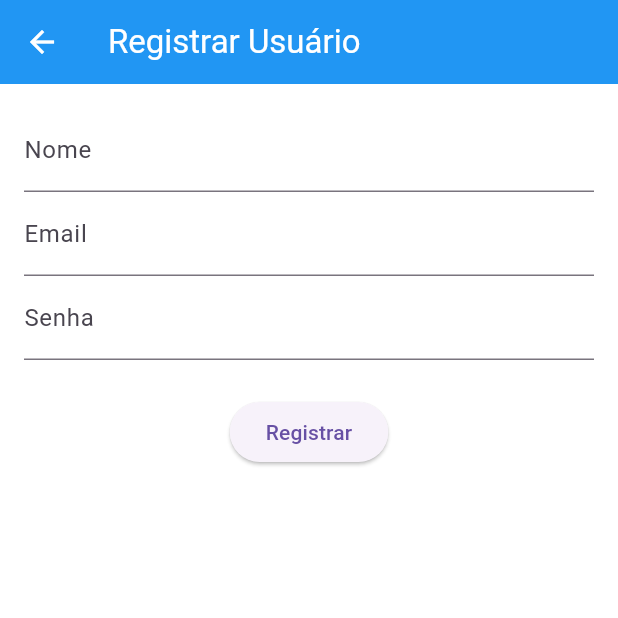
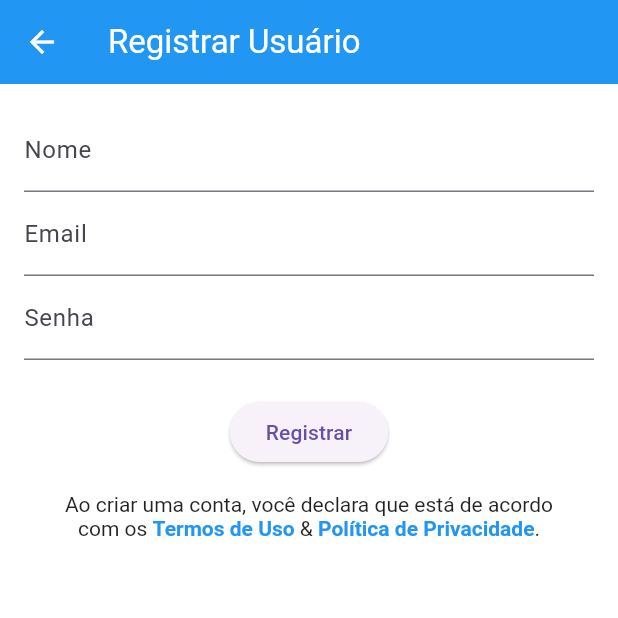
Before and after one commit to RicardoHSimoni/atividade-4, a Flutter app: the LoginScreen screen opened directly, after a tap on "Entrar", after a tap on "Registrar-se", on a phone screen of 412 x 824 dp, the top half of it. Run offline on Flutter 3.47's test engine with Material 3 defaults, Android fonts, the phone set to English and light mode, and no system bars; our stand-ins replace shared_preferences, sqflite; missing offline and left inert: expandable_cardview; accounts and stored records are empty; statements that could not run were skipped.

Commit message:
Adicionei o campo termos de consentimento e tornei a senha visível

```diff
--- a/atividade_final/lib/screens/login_screen.dart
+++ b/atividade_final/lib/screens/login_screen.dart
@@ -15,9 +15,13 @@ class LoginScreen extends StatefulWidget {
 
 class _LoginScreenState extends State<LoginScreen> {
   @override
+
+  bool _obscurePassword = true; // Adicione isso no início do State
+
   void initState() {
     super.initState();
     _carregarEmailSalvo();
+
   }
 
   void _carregarEmailSalvo() async {
@@ -115,10 +119,23 @@ class _LoginScreenState extends State<LoginScreen> {
                   return null;
                 },
               ),
+
             TextFormField(
               controller: _senhaController,
-                decoration: const InputDecoration(labelText: 'Senha'),
-                obscureText: true,
+              decoration: InputDecoration(
+                labelText: 'Senha',
+                suffixIcon: IconButton(
+                  icon: Icon(
+                    _obscurePassword ? Icons.visibility_off : Icons.visibility,
+                  ),
+                  onPressed: () {
+                    setState(() {
+                      _obscurePassword = !_obscurePassword;
+                    });
+                  },
+                ),
+              ),
+              obscureText: _obscurePassword,
               validator: (value) {
                 if (value == null || value.isEmpty) {
                   return 'Informe sua senha';
@@ -126,6 +143,7 @@ class _LoginScreenState extends State<LoginScreen> {
                 return null;
               },
               ),
+
               const SizedBox(height: 20),
               ElevatedButton(
                 onPressed: _login,
@@ -139,6 +157,7 @@ class _LoginScreenState extends State<LoginScreen> {
                 onPressed: _goToForgotPassword,
                 child: const Text('Esqueci minha senha'),
               ),
+
               CheckboxListTile(
                 title: const Text('Lembrar usuário'),
                 value: _lembrarUsuario,
--- a/atividade_final/lib/screens/register_screen.dart
+++ b/atividade_final/lib/screens/register_screen.dart
@@ -73,6 +73,32 @@ class _RegisterScreenState extends State<RegisterScreen> {
                 onPressed: _register,
                 child: const Text('Registrar'),
               ),
+                            // ...existing code...
+              SizedBox(height: 16),
+              // Frase de termos de uso e política de privacidade
+              Padding(
+                padding: const EdgeInsets.symmetric(horizontal: 24.0),
+                child: RichText(
+                  textAlign: TextAlign.center,
+                  text: TextSpan(
+                    style: TextStyle(color: Colors.black87, fontSize: 14),
+                    children: [
+                      TextSpan(text: 'Ao criar uma conta, você declara que está de acordo com os '),
+                      TextSpan(
+                        text: 'Termos de Uso',
+                        style: TextStyle(color: Colors.blue, fontWeight: FontWeight.bold),
+                      ),
+                      TextSpan(text: ' & '),
+                      TextSpan(
+                        text: 'Política de Privacidade',
+                        style: TextStyle(color: Colors.blue, fontWeight: FontWeight.bold),
+                      ),
+                      TextSpan(text: '.'),
+                    ],
+                  ),
+                ),
+              ),
+              // ...existing code...
             ],
           ),
         ),
```
Lines whose indentation alone changed are shown as unchanged.
